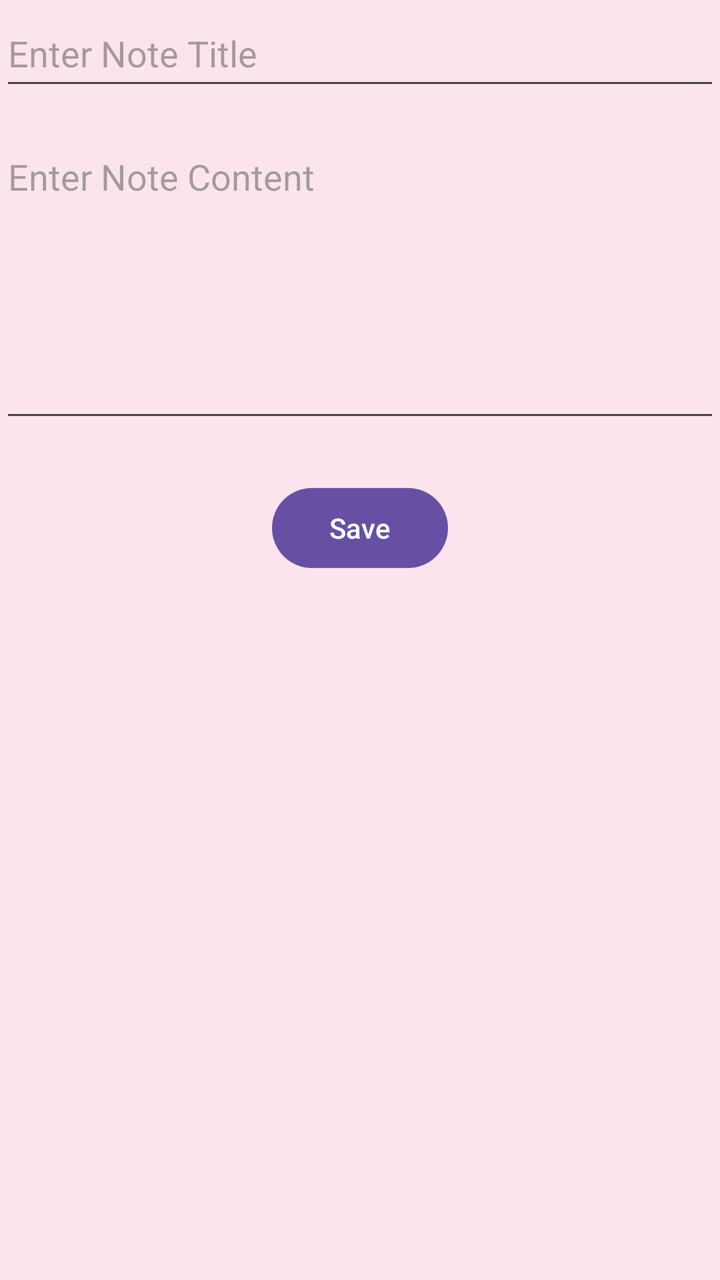
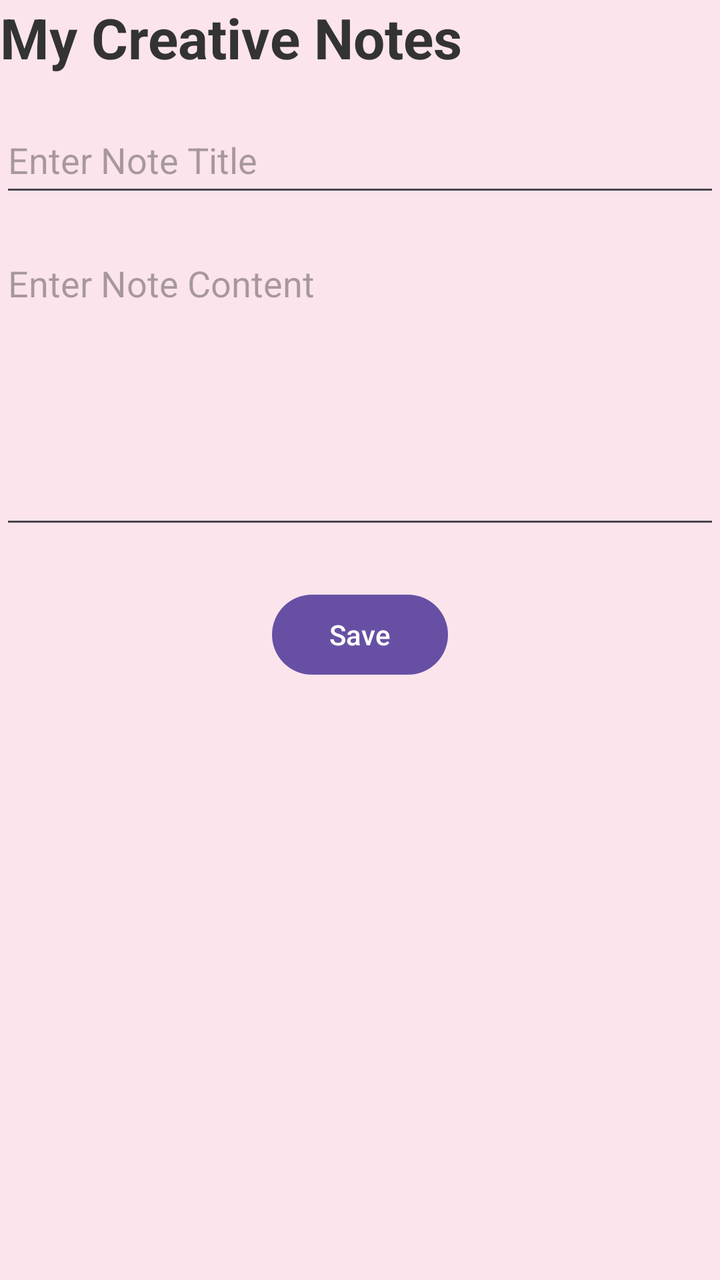

Two renders of the same Android screen: before a commit and after it. Below are the layout's source before the change and the commit's diff.
<!-- AndroidManifest.xml: application theme Theme.NotesApp -->
<!-- res/layout/activity_add_note.xml -->
<LinearLayout xmlns:android="http://schemas.android.com/apk/res/android"
    android:id="@+id/main"
    android:layout_width="match_parent"
    android:layout_height="match_parent"
    android:orientation="vertical"
    android:background="#FCE4EC">


    <EditText
        android:id="@+id/etTitle"
        android:layout_width="match_parent"
        android:layout_height="wrap_content"
        android:hint="@string/note_title"
        android:inputType="text"
        android:minHeight="50dp"
        android:layout_marginBottom="16dp" />


    <EditText
        android:id="@+id/etContent"
        android:layout_width="match_parent"
        android:layout_height="150dp"
        android:hint="@string/note_content"
        android:gravity="top|start"
        android:inputType="textMultiLine"
        android:layout_marginBottom="24dp" />


    <Button
        android:id="@+id/btnSave"
        android:layout_width="wrap_content"
        android:layout_height="wrap_content"
        android:layout_gravity="center"
        android:text="@string/btn_save" />

</LinearLayout>
<!-- resources referenced by this layout -->
<resources>
  <string name="btn_save">Save</string>
  <string name="note_content">Enter Note Content</string>
  <string name="note_title">Enter Note Title</string>
  <style name="Theme.NotesApp" parent="Base.Theme.NotesApp" />
  <style name="Base.Theme.NotesApp" parent="Theme.Material3.DayNight.NoActionBar">
          
          
      </style>
</resources>

<!-- the commit's change to res/layout/activity_add_note.xml (unified diff, before → after) -->
@@ -1,9 +1,20 @@
 <LinearLayout xmlns:android="http://schemas.android.com/apk/res/android"
+    xmlns:tools="http://schemas.android.com/tools"
     android:id="@+id/main"
     android:layout_width="match_parent"
     android:layout_height="match_parent"
     android:orientation="vertical"
-    android:background="#FCE4EC">
+    android:background="#FCE4EC"
+    tools:context=".AddNoteActivity">
+
+    <TextView
+        android:layout_width="wrap_content"
+        android:layout_height="wrap_content"
+        android:text="@string/main_title"
+        android:textSize="28sp"
+        android:textStyle="bold"
+        android:textColor="#333333"
+        android:layout_marginBottom="16dp"/>
 
 
     <EditText
<!-- resource entries referenced after the edit -->
@@ -1,6 +1,7 @@
 <!-- resources referenced by this layout -->
 <resources>
   <string name="btn_save">Save</string>
+  <string name="main_title">My Creative Notes</string>
   <string name="note_content">Enter Note Content</string>
   <string name="note_title">Enter Note Title</string>
   <style name="Theme.NotesApp" parent="Base.Theme.NotesApp" />
